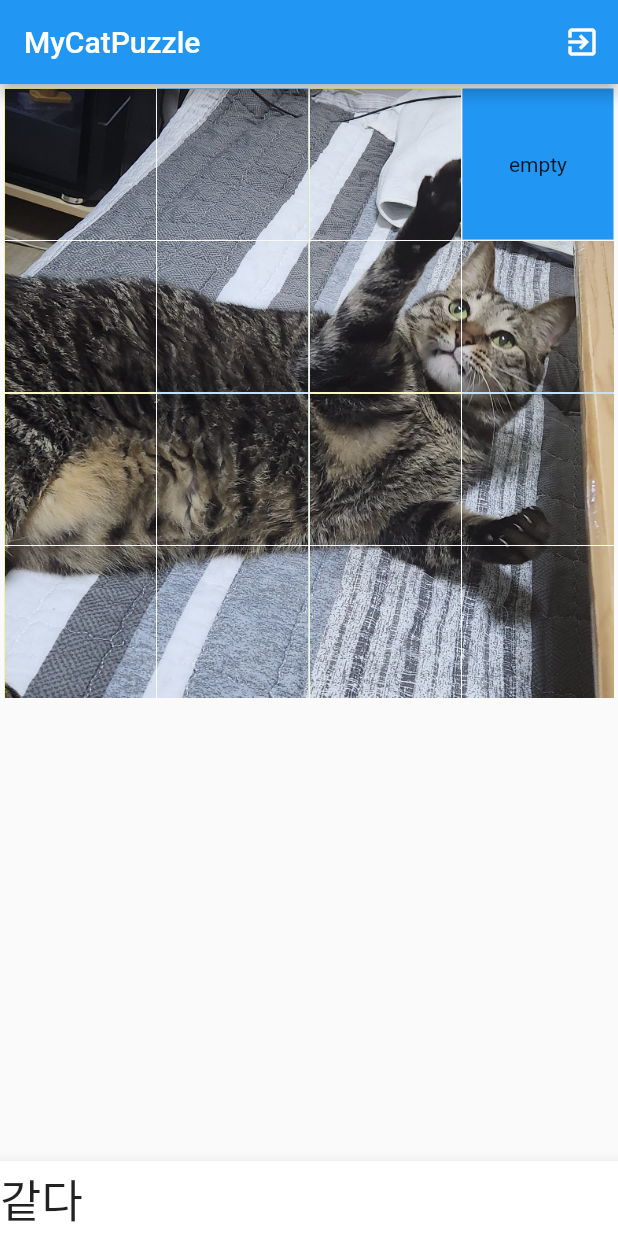
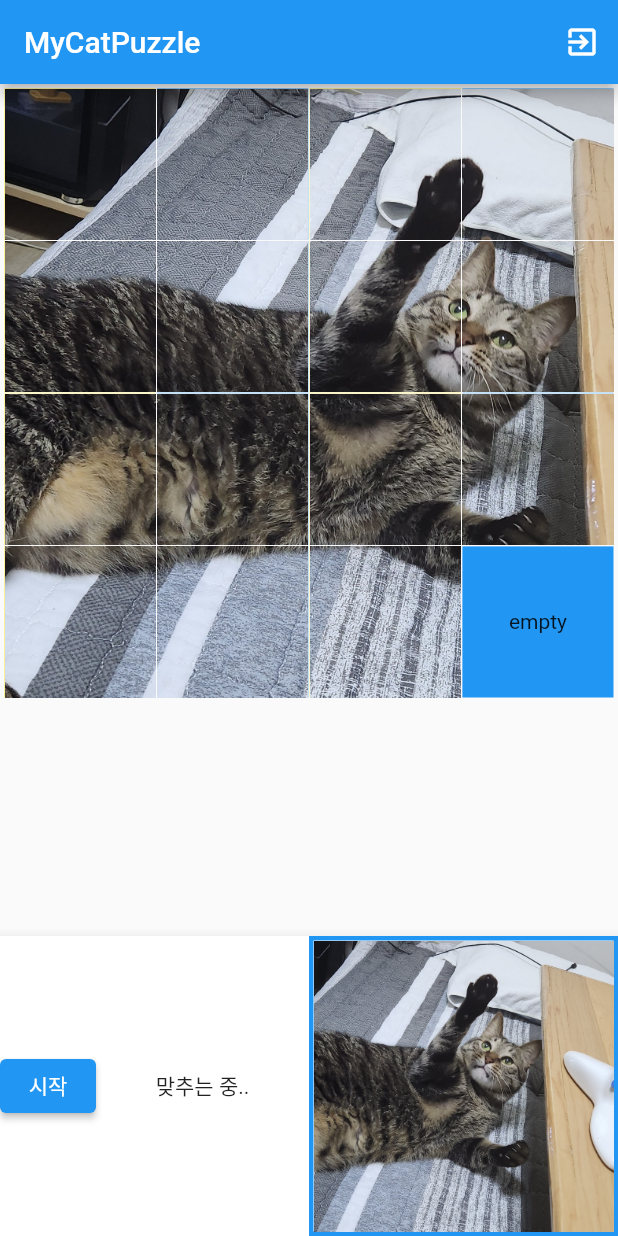
Before and after one commit to qxp1357/mycat, a Flutter app: the screen it shows after launch, on a phone screen of 412 x 824 dp. Run offline on Flutter 3.47's test engine with Material 2 defaults, Android fonts, the phone set to English and light mode, and no system bars.

Commit message:
3.3 게임완료 시나리오 완료 게임완료 시나리오 기초공사 완료. 세부작동 방식이랑 뷰 조정해야함

```diff
--- a/lib/main.dart
+++ b/lib/main.dart
@@ -1,15 +1,12 @@
 import 'dart:io';
-import 'dart:ui';
+import 'dart:math';
 import 'package:flutter/material.dart';
 
 //2.8(수) 각 타일 이동기능 완료, 시작 시 원본 리스트랑 서로 만들어서 비교기능 추가해야함 <- 2.17(금) 완료 여부 검사기 완료
 //2.17(금) 이미지 잘라야되는데 내장 API 없어서 다른거 찾아야됨 아오 킹받음 <- 2.27(월) Image.assets 쓰려면 이미지 파일 별도로 나눠야해서 따로 조각냄
 //2.27(월) 이미지 별도로 조각내서 assets에 추가함 각 셀별로 src 할당완료 이동시 cell 따라서 이미지 출력까지 확인함,
-//        Cell 별 index 구분해서 완료되도록 하는 로직 구현해야함
-
-
-
-
+//        Cell 별 index 구분해서 완료되도록 하는 로직 구현해야함 <- 3.3(금) 로직 구현 완료
+//3.3(금) 완료 로직 구성완료, 게임 진행 플로우 수정 중  시작 -> 완료 -> 재시작 혹은 종료
 
 
 //한칸용 클래스
@@ -17,56 +14,64 @@ class Cell {
   String src;
   bool isEmpty;
   int originIndex;
-  Cell(this.src,this.isEmpty,this.originIndex);
+
+  Cell(this.src, this.isEmpty, this.originIndex);
 }
+
 // 4*4 퍼즐칸용 배열을 반환하는 만드는 함수
-List makePuzzleList (int idx) {
+List makePuzzleList(int idx) {
   List<Cell> res = [];
 
   final int emptyIndex = idx;
 
-  for(int i = 0 ; i < 16 ; i++){
-    if(i == idx){
-      res.add(Cell('empty', true,i));
-    }else{
-      res.add(Cell('assets/image/${i+1}.jpg', false,i));
+  for (int i = 0; i < 16; i++) {
+    if (i == idx) {
+      res.add(Cell('empty', true, i));
+    } else {
+      res.add(Cell('assets/image/${i + 1}.jpg', false, i));
     }
   }
   return res;
 }
 
+void swapData(List data, int currentIndex, int nextIndex) {
+  //전체 데이터를 받고, 클릭된 인덱스와 이동 가능한 인덱스를 받아서 서로 바꿔주는 함수
+  Cell temp = data[currentIndex];
+  data[currentIndex] = data[nextIndex];
+  data[nextIndex] = temp;
+}
+
 // 두 배열이 서로 동일한지 검사하는 함수
-bool checkComplete(List origin, List current){
+bool checkComplete(List origin, List current) {
   bool res = true;
-//지금 여기가 다르다가 나오면 안됨 ㅋㅋㅋㅋㅋㅋㅋㅋ
-  List originIndexs = [3,3,3,3,3];
-  List currentIndexs = [3,3,3,3,3];
-
-  for(int i = 0; i < origin.length ; i++){
-    if(origin[i] != current[i]){
+  for (int i = 0; i < origin.length; i++) {
+    if (origin[i].originIndex != current[i].originIndex) {
       return res = false;
     }
   }
-
   return res;
 }
 
+void shuffleList(List current) {
+  Random random = Random();
+
+  for (int i = current.length - 1; i > 0; i--) {
+    print("shuflling");
+    int j = random.nextInt(i + 1);
+    Cell temp = current[i];
+    current[i] = current[j];
+    current[j] = temp;
+  }
+}
+
 //빈자리 const 값
-const int emptyIndex = 3;
-
-//뷰를 뿌리기위한 데이터를 저장하는 A
-List A = makePuzzleList(emptyIndex);
-
-//처음 데이터를 저장해놓을 B
-final List B = A;
-//테스트용
-bool Complete = checkComplete([1,2,3,4,5],[1,2,3,4,5]);
-
+const int emptyIndex = 15;
 
 //메인
 void main() {
   runApp(const MyApp());
 }
+
 //메인에서 실행시킬 스테이트풀 위젯을 상속받는 MyApp
 class MyApp extends StatefulWidget {
   const MyApp({Key? key}) : super(key: key);
@@ -74,20 +79,32 @@ class MyApp extends StatefulWidget {
   @override
   _MyAppState createState() => _MyAppState();
 }
+
 //MyApp 에서 실행될 MyApp형태의 State를 상속받는 클래스
 class _MyAppState extends State<MyApp> {
+  List A = makePuzzleList(emptyIndex);
 
+//초기 데이터를 저장해놓을 B
+  List B = makePuzzleList(emptyIndex);
 
-  void swapData (List data, int currentIndex, int nextIndex){
+  bool startFlag = false;
+
+  void startGame() {
+
+    setState(() {
+      startFlag = true;
+    });
+    shuffleA();
+  }
+
+  void swapDataState(List data, int currentIndex, int nextIndex) {
     //전체 데이터를 받고, 클릭된 인덱스와 이동 가능한 인덱스를 받아서 서로 바꿔주는 함수
     setState(() {
-      Cell temp = data[currentIndex];
-      data[currentIndex] = data[nextIndex];
-      data[nextIndex] = temp;
+      swapData(data, currentIndex, nextIndex);
     });
   }
 
-  void swapCell (List data, int currentIndex){
+  void swapCell(List data, int currentIndex) {
     //클릭되었을 때 직접적으로 작동될 함수
     //전체 데이터와 클릭된 인덱스를 받아옴
     //이동 가능한 인덱스를 만들어서 swapData로 넘겨줌
@@ -98,25 +115,38 @@ class _MyAppState extends State<MyApp> {
     // 사실 nextIndex는 여기 안에서 구해야함
     bool isUp = currentIndex < 4 ? false : true;
     bool isDown = currentIndex > 11 ? false : true;
-    bool isRight = (currentIndex+1) % 4 == 0 ? false: true;
-    bool isLeft = currentIndex % 4 == 0 ? false: true;
+    bool isRight = (currentIndex + 1) % 4 == 0 ? false : true;
+    bool isLeft = currentIndex % 4 == 0 ? false : true;
     // print("상${isUp},우${isRight},하${isDown},좌${isLeft}");
     // 현재 인덱스에 따라서 이동 가능한 범위 계산 완료
     // 이동할 빈 공간 데이터 찾아야함
-    for(int i = 0 ; i < data.length ; i ++){
-      if(data[i].isEmpty == true){
+    for (int i = 0; i < data.length; i++) {
+      if (data[i].isEmpty == true) {
         nextIndex = i;
       }
     }
 
-    if(data[currentIndex].isEmpty != true) {
+    if (data[currentIndex].isEmpty != true) {
       if (isUp && (data[currentIndex - 4].isEmpty == true) ||
           isRight && (data[currentIndex + 1].isEmpty == true) ||
           isDown && (data[currentIndex + 4].isEmpty == true) ||
           isLeft && (data[currentIndex - 1].isEmpty == true)) {
-        swapData(data, currentIndex, nextIndex);
+        swapDataState(data, currentIndex, nextIndex);
       }
     }
+  }
+
+  void shuffleA() {
+    setState(() {
+      shuffleList(A);
+    });
+  }
+
+  void reGame(){
+    setState(() {
+      startFlag = false;
+      A = B;
+    });
   }
 
   // final originImg = Image.asset('assets/image/cat_1.jpg');
@@ -129,47 +159,84 @@ class _MyAppState extends State<MyApp> {
         appBar: AppBar(
           title: Text("MyCatPuzzle"),
           actions: [
-            IconButton(onPressed: () { exit(0); }, icon: Icon(Icons.exit_to_app))
+            IconButton(
+                onPressed: () {
+                  exit(0);
+                },
+                icon: Icon(Icons.exit_to_app))
           ],
         ),
         body: Container(
-          child: GridView.count(crossAxisCount: 4,
+          child: GridView.count(
+            crossAxisCount: 4,
             padding: EdgeInsets.all(3.0),
-          childAspectRatio: 1/1,
+            childAspectRatio: 1 / 1,
             mainAxisSpacing: 1,
             crossAxisSpacing: 1,
-          children: List.generate(A.length, (index){
+            children: List.generate(A.length, (index) {
               return InkWell(
-                onTap: (){
-                  // print("$index _index");
-                swapCell(A,index);
-                print("B : ${B}");
-                print("A : ${A}");
-                print("같다${B == A}");
-                print("------------------------------");
+                  onTap: () {
+                    swapCell(A, index);
                   },
                   child: Container(
-                color: index%2 == 1 ? Colors.blue : Colors.yellow,
-                // child: Center(child:Text("${index}")),
-                // child: Center(child: Text("${A[index].originIndex}\n ${A[index].isEmpty.toString()}"))
-                // child: A[index].isEmpty ? Center(child: Text("${A[index].src}")):Image.asset('assets/image/${index+1}.jpg',fit: BoxFit.fill ),
-                  child: A[index].isEmpty ? Center(child: Text("${A[index].src}")):Image.asset(A[index].src,fit: BoxFit.fill ),
+                    color: index % 2 == 1 ? Colors.blue : Colors.yellow,
+                    child: A[index].isEmpty
+                        ? Center(child: Text("${A[index].src}"))
+                        : Image.asset(A[index].src, fit: BoxFit.fill),
                   ));
-          })
-          ,),
+            }),
+          ),
         ),
         bottomNavigationBar: BottomAppBar(
           child: Container(
-              height: 50.0,
+              height: 200.0,
               child: Center(
                 child: Row(
+                  mainAxisAlignment: MainAxisAlignment.spaceBetween,
                   children: [
-                    // Text(Image.asset('assets/image/cat_1.jpg',fit: BoxFit.fill).toString()),
-                    Center(child: Text(Complete ? "같다": "다르다", style: TextStyle(fontSize: 30),))
+                    if (!startFlag)
+                      ElevatedButton(
+                          onPressed: () => startGame(), child: Text("시작"))
+                    else
+                      ElevatedButton(
+                          style: ElevatedButton.styleFrom(
+                            side:
+                                BorderSide(width: 1.0, color: Colors.blueGrey),
+                            foregroundColor: Colors.white,
+                            backgroundColor: Colors.blueAccent,
+                          ),
+                          onPressed: shuffleA,
+                          child: Text("다시 섞기")),
+                    checkComplete(B, A) && startFlag ? AlertDialog(
+                      title: Text("퍼즐을 모두 맞췄습니다."),
+                      content: Text("퍼즐을 다시 시작하시겠습니까?"),
+                      actions: [
+                        TextButton(onPressed: ()=>{
+                          Navigator.of(context).pop()
+                        }, child: Text("그만하기")),
+                        TextButton(onPressed: ()=>{
+                        reGame()
+                        }, child: Text("또 하기")),
+                      ],
+                    ) : Text("맞추는 중.."),
+                    // Text(
+                    //   checkComplete(B, A) && startFlag ? "같다" : "다르다",
+                    //   style: TextStyle(fontSize: 30),
+                    // ),
+
+                    // IconButton(onPressed: ()=> shuffleList(A), icon: Icon(Icons.refresh)),
+                    Container(
+                      decoration: BoxDecoration(
+                          border: Border.all(
+                        color: Colors.blue,
+                        width: 3.0,
+                      )),
+                      child: Image.asset('assets/image/cat_1.jpg',
+                          fit: BoxFit.cover, width: 200, height: 200),
+                    )
                   ],
                 ),
-              )
-    ),
+              )),
         ),
       ),
     );
```
Lines whose indentation alone changed are shown as unchanged.
